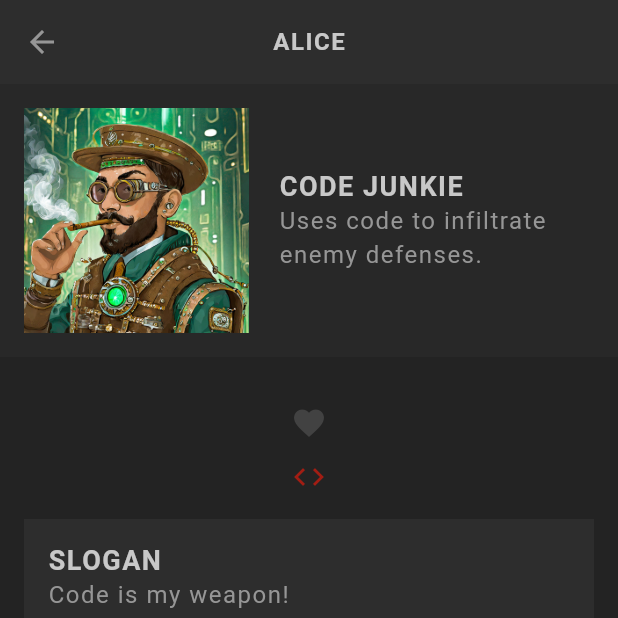
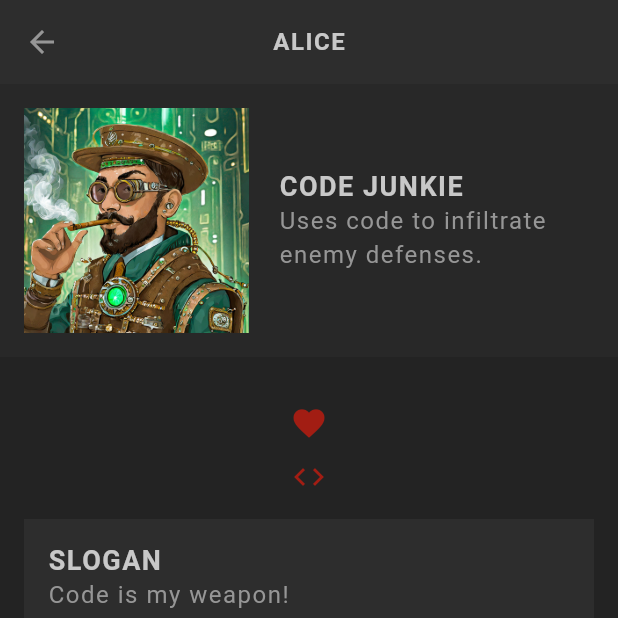
Before and after one commit to Hash001001/flutter_rpg, a Flutter app: the Profile screen opened directly with sample values from the repository, after a tap on the "favorite" icon, on a phone screen of 412 x 824 dp, the top half of it. Run offline on Flutter 3.47's test engine with Material 3 defaults, Android fonts, the phone set to English and light mode, and no system bars; our stand-ins replace cloud_firestore, firebase_core, google_fonts; missing offline and left inert: dart:ffi; accounts and stored records are empty; Roboto replaces fonts that are missing (Kanit).

Commit message:
- Tween animation implemented in heart widget

```diff
--- a/lib/screens/profile/heart.dart
+++ b/lib/screens/profile/heart.dart
@@ -1,5 +1,8 @@
+import 'dart:ffi';
+
 import 'package:flutter/material.dart';
 import 'package:flutter_learning_projects/model/character.dart';
+import 'package:flutter_learning_projects/theme.dart';
 
 class Heart extends StatefulWidget {
   const Heart({super.key, required this.character});
@@ -13,23 +16,42 @@ class Heart extends StatefulWidget {
 class _HeartState extends State<Heart> with SingleTickerProviderStateMixin {
   late AnimationController _controller;
 
+  late Animation _sizeAnimation;
+
   @override
   void initState() {
     _controller = AnimationController(
       vsync: this,
       duration: Duration(milliseconds: 200),
     );
+
+    _sizeAnimation = TweenSequence([
+      TweenSequenceItem<double>(tween: Tween(begin: 25, end: 45), weight: 50),
+
+      TweenSequenceItem<double>(tween: Tween(begin: 45, end: 25), weight: 50),
+    ]).animate(_controller);
+
     super.initState();
   }
 
   @override
   Widget build(BuildContext context) {
-    return IconButton(
-      onPressed: () {
-        widget.character.toggleFav();
-      },
-      icon: Icon(Icons.favorite),
-      color: Colors.grey[800],
+    return AnimatedBuilder(
+      animation: _controller,
+      builder: (context, child) {
+        return IconButton(
+          onPressed: () {
+            _controller.reset();
+            _controller.forward();
+            widget.character.toggleFav();
+          },
+          icon: Icon(
+            Icons.favorite,
+            color: widget.character.isFav ? AppColor.primaryColor : Colors.grey[800],
+            size: _sizeAnimation.value,
+          ),
+        );
+      }
     );
   }
 }
```
